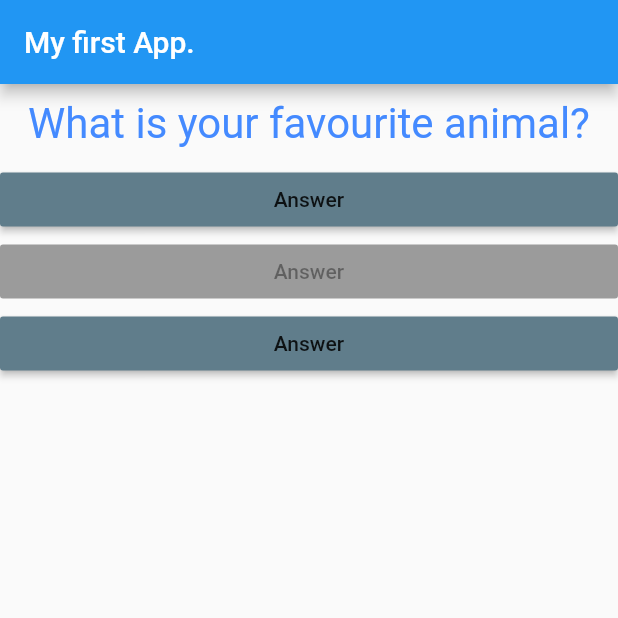
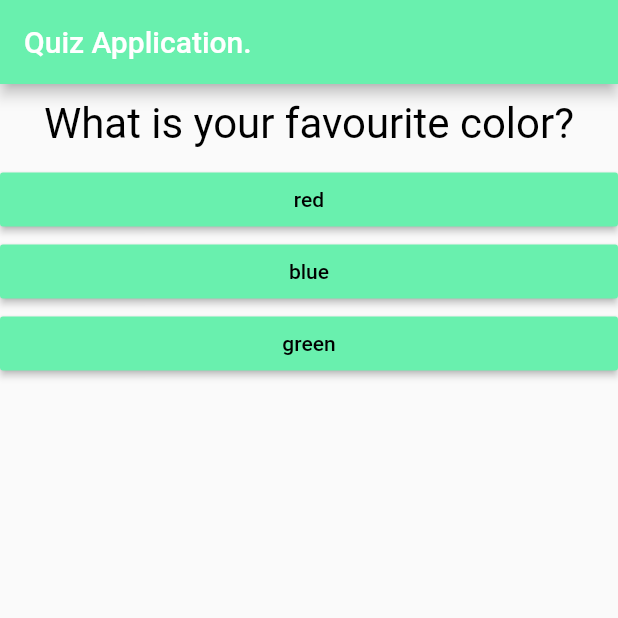
Before and after one commit to magyarosiR/quiz_application, a Flutter app: the screen it shows after launch, on a phone screen of 412 x 824 dp, the top half of it. Run offline on Flutter 3.47's test engine with Material 2 defaults, Android fonts, the phone set to English and light mode, and no system bars.

Commit message:
green stlye + approach with maps

```diff
--- a/lib/answer.dart
+++ b/lib/answer.dart
@@ -2,16 +2,19 @@ import 'package:flutter/material.dart';
 import './main.dart';
 
 class Answer extends StatelessWidget {
-  var onPrsName;
-  Answer(this.onPrsName);
+  final Function selectHandler;
+  final String answerText;
+
+  Answer(this.selectHandler, this.answerText);
   @override
   Widget build(BuildContext context) {
     return Container(
       width: double.infinity,
       child: RaisedButton(
-        child: Text('Answer'),
-        color: Colors.blueGrey,
-        onPressed: onPrsName,
+        child: Text(answerText),
+        textColor: Colors.black,
+        color: Colors.greenAccent,
+        onPressed: selectHandler,
       ),
     );
   }
--- a/lib/main.dart
+++ b/lib/main.dart
@@ -35,10 +35,18 @@ class _MyAppState extends State<MyApp> {
   @override
   Widget build(BuildContext context) {
     var questions = [
-      'What is your favourite animal?',
-      'What is your favourite vehicle type?',
-      'What is your favourite vehicle football club?',
-      'What is your favourite colour?'
+      {
+        'questionText': 'What is your favourite color?',
+        'answers': ['red', 'blue', 'green']
+      },
+      {
+        'questionText': 'What is your favourite vehicle type?',
+        'answers': ['Volvo', 'Audi', 'Other']
+      },
+      {
+        'questionText': 'What is your favourite programming language?',
+        'answers': ['c++', 'python', 'dart']
+      }
     ];
 
     return MaterialApp(
@@ -46,17 +54,22 @@ class _MyAppState extends State<MyApp> {
       // Widget Tree:
       // Scaffold: it is will give a basic design and structure  to the app.
       home: Scaffold(
-          appBar: AppBar(
-            title: Text('My first App.'),
-          ),
-          body: Column(
-            children: [
-              Question(questions[_questionIndex]),
-              Answer(_answerQuestion),
-              Answer(null),
-              Answer(() => {print("ASD")}),
-            ],
-          )),
+        appBar: AppBar(
+          backgroundColor: Colors.greenAccent,
+          title: Text('Quiz Application.'),
+        ),
+        body: Column(
+          children: [
+            Question(
+              questions[_questionIndex]['questionText'],
+            ),
+            ...(questions[_questionIndex]['answers'] as List<String>)
+                .map((answer) {
+              return Answer(_answerQuestion, answer);
+            }).toList()
+          ],
+        ),
+      ),
     );
   }
 }
--- a/lib/question.dart
+++ b/lib/question.dart
@@ -14,7 +14,7 @@ class Question extends StatelessWidget {
           10), // EdgeInseats is a special type, all is a constructor.
       child: Text(
         questionText,
-        style: TextStyle(fontSize: 28, color: Colors.blueAccent),
+        style: TextStyle(fontSize: 28, color: Colors.black),
         textAlign: TextAlign.center,
       ),
     );
```
